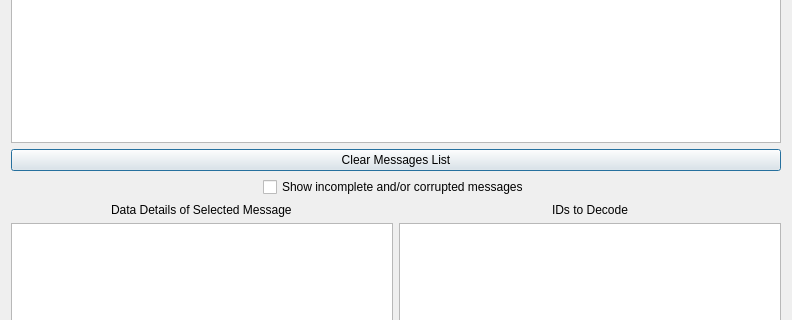
The window that ui/isotp_interpreterwindow.ui (collin80/SavvyCAN) describes before a commit, drawn with Qt 5; both pictures show x 0 to 792 and y 200 to 520 of the 792 by 725 pixel window.
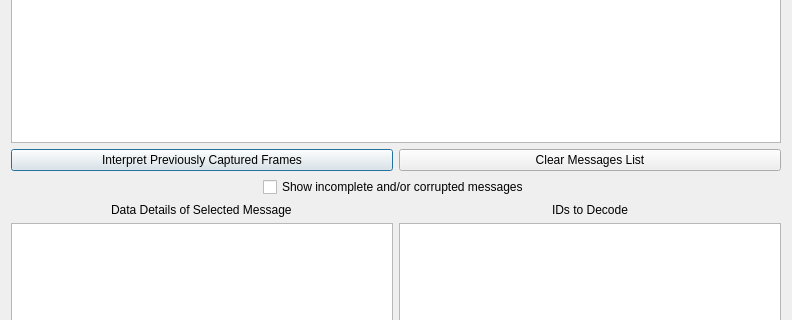
The same window after the commit.

Commit message: Some bug fixes, much more work on ISOTP/UDS decoder window.

What changed in the file:
```diff
--- a/ui/isotp_interpreterwindow.ui
+++ b/ui/isotp_interpreterwindow.ui
@@ -25,11 +25,22 @@
     <widget class="QTableWidget" name="tableIsoFrames"/>
    </item>
    <item>
+    <layout class="QHBoxLayout" name="horizontalLayout_4">
+     <item>
+      <widget class="QPushButton" name="btnCaptured">
+       <property name="text">
+        <string>Interpret Previously Captured Frames</string>
+       </property>
+      </widget>
+     </item>
+     <item>
     <widget class="QPushButton" name="btnClearList">
      <property name="text">
       <string>Clear Messages List</string>
      </property>
     </widget>
+     </item>
+    </layout>
    </item>
    <item alignment="Qt::AlignHCenter">
     <widget class="QCheckBox" name="cbShowIncomplete">
```
Lines whose indentation alone changed are shown as unchanged. The commit also changes 7 other files.
